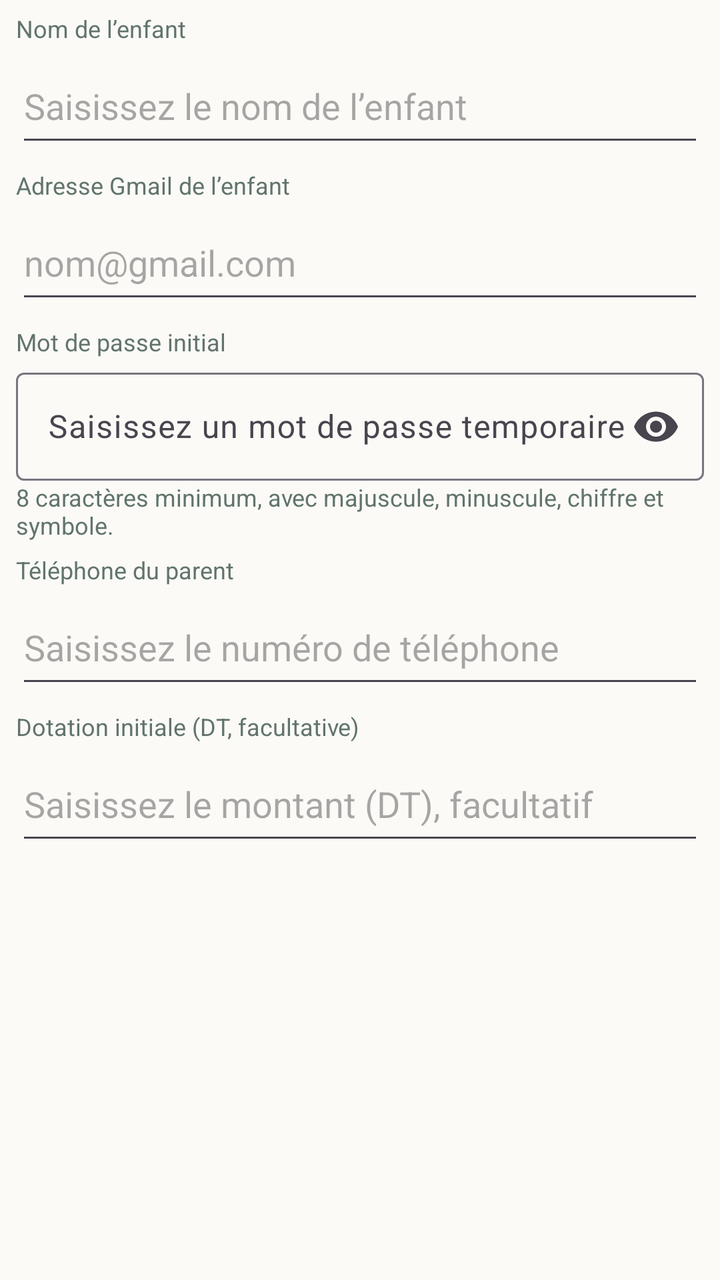
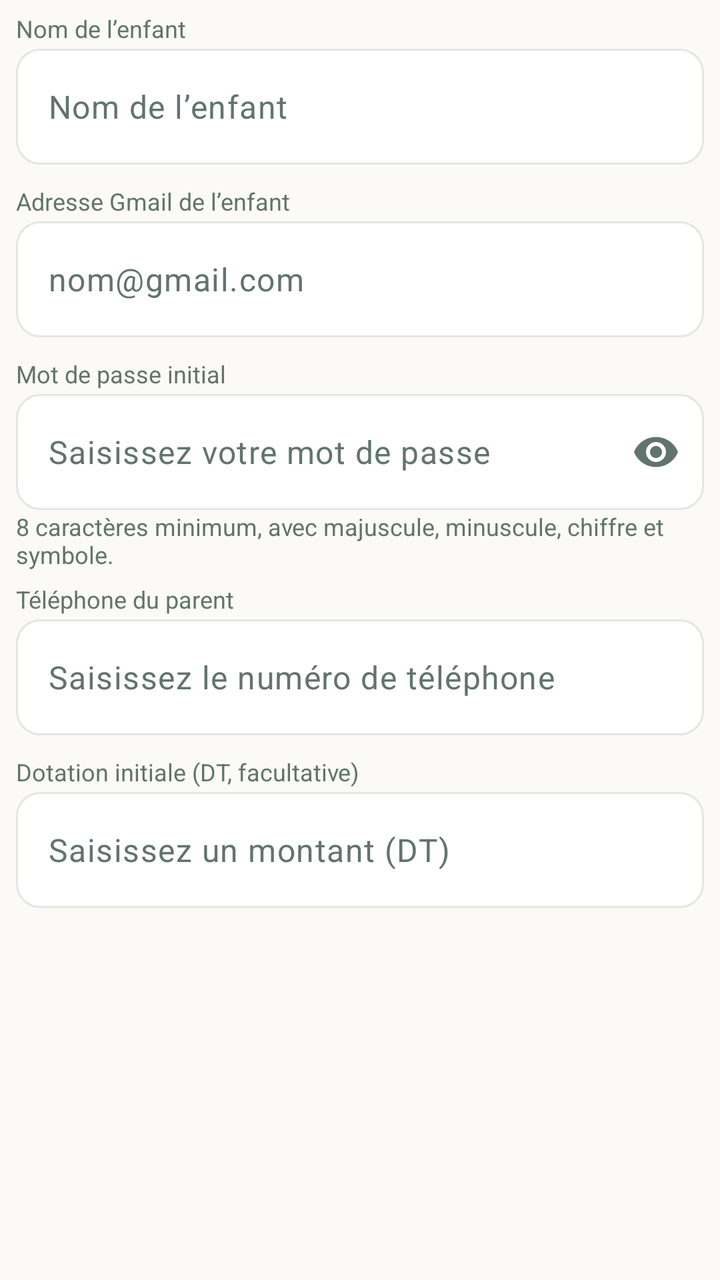

Screens rendered from an Android XML layout before and after an edit, with the pre-edit source and the edit as a unified diff.
<!-- AndroidManifest.xml: application theme Theme.Masrouf1 -->
<!-- res/layout/dialog_add_child.xml -->
<?xml version="1.0" encoding="utf-8"?>
<ScrollView xmlns:android="http://schemas.android.com/apk/res/android" android:layout_width="match_parent" android:layout_height="wrap_content" android:fillViewport="true">
<LinearLayout android:layout_width="match_parent" android:layout_height="wrap_content" android:orientation="vertical" android:paddingStart="8dp" android:paddingEnd="8dp">
    <TextView style="@style/FormFieldLabel" android:labelFor="@id/dialog_child_name" android:text="@string/child_name_hint" />
    <EditText android:id="@+id/dialog_child_name" android:layout_width="match_parent" android:layout_height="54dp" android:hint="@string/hint_child_name" android:inputType="textCapWords" android:singleLine="true" />
    <TextView style="@style/FormFieldLabel" android:labelFor="@id/dialog_child_email" android:text="@string/child_email" />
    <EditText android:id="@+id/dialog_child_email" android:layout_width="match_parent" android:layout_height="54dp" android:hint="@string/hint_child_email" android:inputType="textEmailAddress" android:singleLine="true" />
    <TextView style="@style/FormFieldLabel" android:labelFor="@id/dialog_child_password" android:text="@string/child_temporary_password" />
    <com.google.android.material.textfield.TextInputLayout android:layout_width="match_parent" android:layout_height="wrap_content" app:endIconMode="password_toggle" xmlns:app="http://schemas.android.com/apk/res-auto">
        <EditText android:id="@+id/dialog_child_password" android:layout_width="match_parent" android:layout_height="54dp" android:hint="@string/hint_temporary_password" android:inputType="textPassword" android:singleLine="true" />
    </com.google.android.material.textfield.TextInputLayout>
    <TextView android:layout_width="match_parent" android:layout_height="wrap_content" android:text="@string/password_rules" android:textColor="@color/muted_green" android:textSize="12sp" />
    <TextView style="@style/FormFieldLabel" android:labelFor="@id/dialog_child_phone" android:text="@string/parent_phone" />
    <EditText android:id="@+id/dialog_child_phone" android:layout_width="match_parent" android:layout_height="54dp" android:hint="@string/hint_phone" android:inputType="phone" android:singleLine="true" />
    <TextView style="@style/FormFieldLabel" android:labelFor="@id/dialog_child_allocation" android:text="@string/initial_allocation" />
    <EditText android:id="@+id/dialog_child_allocation" android:layout_width="match_parent" android:layout_height="54dp" android:hint="@string/hint_initial_allocation" android:inputType="numberDecimal" android:singleLine="true" />
    <TextView android:id="@+id/dialog_child_error" android:layout_width="match_parent" android:layout_height="wrap_content" android:textColor="@color/coral" />
</LinearLayout>
</ScrollView>
<!-- resources referenced by this layout -->
<resources>
  <string name="hint_child_email">nom@gmail.com</string>
  <string name="hint_child_name">Saisissez le nom de l’enfant</string>
  <string name="hint_initial_allocation">Saisissez le montant (DT), facultatif</string>
  <string name="hint_temporary_password">Saisissez un mot de passe temporaire</string>
  <style name="Base.Theme.Masrouf1" parent="Theme.Material3.DayNight.NoActionBar">
          <item name="colorPrimary">@color/forest</item>
          <item name="colorOnPrimary">@color/alabaster</item>
          <item name="colorSecondary">@color/emerald</item>
          <item name="colorOnSecondary">@color/alabaster</item>
          <item name="android:colorAccent">@color/emerald</item>
          <item name="android:windowLightStatusBar">true</item>
          <item name="android:statusBarColor">@color/cream</item>
          <item name="android:navigationBarColor">@color/cream</item>
          <item name="android:windowBackground">@color/cream</item>
      </style>
  <!-- unchanged entries left out for length: 15 -->
</resources>

<!-- the commit's change to res/layout/dialog_add_child.xml (unified diff, before → after) -->
@@ -2,18 +2,26 @@
 <ScrollView xmlns:android="http://schemas.android.com/apk/res/android" android:layout_width="match_parent" android:layout_height="wrap_content" android:fillViewport="true">
 <LinearLayout android:layout_width="match_parent" android:layout_height="wrap_content" android:orientation="vertical" android:paddingStart="8dp" android:paddingEnd="8dp">
     <TextView style="@style/FormFieldLabel" android:labelFor="@id/dialog_child_name" android:text="@string/child_name_hint" />
-    <EditText android:id="@+id/dialog_child_name" android:layout_width="match_parent" android:layout_height="54dp" android:hint="@string/hint_child_name" android:inputType="textCapWords" android:singleLine="true" />
+    <com.google.android.material.textfield.TextInputLayout android:layout_width="match_parent" android:layout_height="wrap_content" android:layout_marginBottom="4dp" xmlns:app="http://schemas.android.com/apk/res-auto">
+        <com.google.android.material.textfield.TextInputEditText android:id="@+id/dialog_child_name" android:layout_width="match_parent" android:layout_height="58dp" android:hint="@string/child_name_hint" android:inputType="text" android:singleLine="true" android:textColor="@color/ink" />
+    </com.google.android.material.textfield.TextInputLayout>
     <TextView style="@style/FormFieldLabel" android:labelFor="@id/dialog_child_email" android:text="@string/child_email" />
-    <EditText android:id="@+id/dialog_child_email" android:layout_width="match_parent" android:layout_height="54dp" android:hint="@string/hint_child_email" android:inputType="textEmailAddress" android:singleLine="true" />
+    <com.google.android.material.textfield.TextInputLayout android:layout_width="match_parent" android:layout_height="wrap_content" android:layout_marginBottom="4dp" xmlns:app="http://schemas.android.com/apk/res-auto">
+        <com.google.android.material.textfield.TextInputEditText android:id="@+id/dialog_child_email" android:layout_width="match_parent" android:layout_height="58dp" android:hint="@string/hint_email" android:inputType="textEmailAddress" android:singleLine="true" android:textColor="@color/ink" />
+    </com.google.android.material.textfield.TextInputLayout>
     <TextView style="@style/FormFieldLabel" android:labelFor="@id/dialog_child_password" android:text="@string/child_temporary_password" />
     <com.google.android.material.textfield.TextInputLayout android:layout_width="match_parent" android:layout_height="wrap_content" app:endIconMode="password_toggle" xmlns:app="http://schemas.android.com/apk/res-auto">
-        <EditText android:id="@+id/dialog_child_password" android:layout_width="match_parent" android:layout_height="54dp" android:hint="@string/hint_temporary_password" android:inputType="textPassword" android:singleLine="true" />
+        <com.google.android.material.textfield.TextInputEditText android:id="@+id/dialog_child_password" android:layout_width="match_parent" android:layout_height="58dp" android:hint="@string/hint_password" android:inputType="textPassword" android:singleLine="true" android:textColor="@color/ink" />
     </com.google.android.material.textfield.TextInputLayout>
     <TextView android:layout_width="match_parent" android:layout_height="wrap_content" android:text="@string/password_rules" android:textColor="@color/muted_green" android:textSize="12sp" />
     <TextView style="@style/FormFieldLabel" android:labelFor="@id/dialog_child_phone" android:text="@string/parent_phone" />
-    <EditText android:id="@+id/dialog_child_phone" android:layout_width="match_parent" android:layout_height="54dp" android:hint="@string/hint_phone" android:inputType="phone" android:singleLine="true" />
+    <com.google.android.material.textfield.TextInputLayout android:layout_width="match_parent" android:layout_height="wrap_content" android:layout_marginBottom="4dp" xmlns:app="http://schemas.android.com/apk/res-auto">
+        <com.google.android.material.textfield.TextInputEditText android:id="@+id/dialog_child_phone" android:layout_width="match_parent" android:layout_height="58dp" android:hint="@string/hint_phone" android:inputType="phone" android:singleLine="true" android:textColor="@color/ink" />
+    </com.google.android.material.textfield.TextInputLayout>
     <TextView style="@style/FormFieldLabel" android:labelFor="@id/dialog_child_allocation" android:text="@string/initial_allocation" />
-    <EditText android:id="@+id/dialog_child_allocation" android:layout_width="match_parent" android:layout_height="54dp" android:hint="@string/hint_initial_allocation" android:inputType="numberDecimal" android:singleLine="true" />
+    <com.google.android.material.textfield.TextInputLayout android:layout_width="match_parent" android:layout_height="wrap_content" android:layout_marginBottom="4dp" xmlns:app="http://schemas.android.com/apk/res-auto">
+        <com.google.android.material.textfield.TextInputEditText android:id="@+id/dialog_child_allocation" android:layout_width="match_parent" android:layout_height="58dp" android:hint="@string/hint_amount" android:inputType="numberDecimal" android:singleLine="true" android:textColor="@color/ink" />
+    </com.google.android.material.textfield.TextInputLayout>
     <TextView android:id="@+id/dialog_child_error" android:layout_width="match_parent" android:layout_height="wrap_content" android:textColor="@color/coral" />
 </LinearLayout>
 </ScrollView>
<!-- resource entries referenced after the edit -->
@@ -1,19 +1,124 @@
 <!-- resources referenced by this layout -->
 <resources>
-  <string name="hint_child_email">nom@gmail.com</string>
-  <string name="hint_child_name">Saisissez le nom de l’enfant</string>
-  <string name="hint_initial_allocation">Saisissez le montant (DT), facultatif</string>
-  <string name="hint_temporary_password">Saisissez un mot de passe temporaire</string>
+  <color name="ink">#112B28</color>
+  <string name="hint_amount">Saisissez un montant (DT)</string>
+  <string name="hint_email">nom@gmail.com</string>
+  <string name="hint_password">Saisissez votre mot de passe</string>
   <style name="Base.Theme.Masrouf1" parent="Theme.Material3.DayNight.NoActionBar">
+          
           <item name="colorPrimary">@color/forest</item>
           <item name="colorOnPrimary">@color/alabaster</item>
+          <item name="colorPrimaryContainer">@color/mint</item>
+          <item name="colorOnPrimaryContainer">@color/forest</item>
           <item name="colorSecondary">@color/emerald</item>
           <item name="colorOnSecondary">@color/alabaster</item>
+          <item name="colorSecondaryContainer">@color/mint_light</item>
+          <item name="colorOnSecondaryContainer">@color/forest</item>
+          <item name="colorTertiary">@color/mint_accent</item>
+          <item name="colorOnTertiary">@color/forest</item>
+          <item name="colorTertiaryContainer">@color/mint</item>
+          <item name="colorOnTertiaryContainer">@color/forest</item>
+  
+          
+          <item name="colorControlActivated">@color/emerald</item>
+          <item name="colorControlHighlight">@color/mint</item>
+          <item name="colorControlNormal">@color/muted_green</item>
+          <item name="colorAccent">@color/emerald</item>
           <item name="android:colorAccent">@color/emerald</item>
+          <item name="android:textColorHighlight">@color/mint</item>
+  
+          
+          <item name="colorSurface">@color/alabaster</item>
+          <item name="colorOnSurface">@color/forest</item>
+          <item name="colorSurfaceVariant">@color/cream</item>
+          <item name="colorOnSurfaceVariant">@color/muted_green</item>
+          <item name="colorSurfaceContainerLowest">@color/alabaster</item>
+          <item name="colorSurfaceContainerLow">@color/cream</item>
+          <item name="colorSurfaceContainer">@color/cream</item>
+          <item name="colorSurfaceContainerHigh">@color/mint</item>
+          <item name="colorSurfaceContainerHighest">@color/mint</item>
+          <item name="android:colorBackground">@color/cream</item>
+          <item name="colorOnBackground">@color/forest</item>
+  
+          
+          <item name="colorError">@color/coral</item>
+          <item name="colorOnError">@color/alabaster</item>
+  
+          
+          <item name="colorOutline">@color/card_border</item>
+          <item name="colorOutlineVariant">@color/card_border</item>
+  
+          
+          <item name="android:textColorPrimary">@color/forest</item>
+          <item name="android:textColorSecondary">@color/muted_green</item>
+          <item name="android:textColorHint">@color/muted_green</item>
+  
+          
           <item name="android:windowLightStatusBar">true</item>
           <item name="android:statusBarColor">@color/cream</item>
           <item name="android:navigationBarColor">@color/cream</item>
           <item name="android:windowBackground">@color/cream</item>
+  
+          
+          <item name="android:colorEdgeEffect">@color/mint_accent</item>
+  
+          
+          <item name="textInputStyle">@style/Widget.Masrouf.TextInputLayout</item>
+          <item name="chipStyle">@style/Widget.Masrouf.Chip</item>
+          <item name="materialButtonOutlinedStyle">@style/Widget.Masrouf.Button.Outlined</item>
+          <item name="materialAlertDialogTheme">@style/ThemeOverlay.Masrouf.AlertDialog</item>
+          
+          <item name="editTextStyle">@style/Widget.Masrouf.EditText</item>
+          
+          <item name="android:textColor">@color/ink</item>
+          
+          <item name="materialButtonStyle">@style/Widget.Masrouf.Button.Material</item>
+      </style>
+  <color name="mint">#D9EEDD</color>
+  <color name="mint_light">#D9EEDD</color>
+  <color name="mint_accent">#85B8A5</color>
+  <color name="card_border">#E2E7DF</color>
+  <style name="Widget.Masrouf.TextInputLayout" parent="Widget.Material3.TextInputLayout.OutlinedBox">
+          <item name="boxBackgroundColor">@color/alabaster</item>
+          <item name="boxStrokeColor">@color/text_input_stroke_color</item>
+          <item name="hintEnabled">false</item>
+          <item name="hintTextColor">@color/text_input_label_color</item>
+          <item name="android:textColorHint">@color/muted_green</item>
+          <item name="boxCornerRadiusTopStart">12dp</item>
+          <item name="boxCornerRadiusTopEnd">12dp</item>
+          <item name="boxCornerRadiusBottomStart">12dp</item>
+          <item name="boxCornerRadiusBottomEnd">12dp</item>
+      </style>
+  <style name="Widget.Masrouf.Chip" parent="Widget.Material3.Chip.Filter">
+          <item name="chipBackgroundColor">@color/chip_background_color</item>
+          <item name="chipStrokeColor">@color/chip_stroke_color</item>
+          <item name="chipStrokeWidth">1dp</item>
+          <item name="android:textColor">@color/forest</item>
+          <item name="checkedIconTint">@color/emerald</item>
+      </style>
+  <style name="Widget.Masrouf.Button.Outlined" parent="Widget.Material3.Button.OutlinedButton">
+          <item name="android:textColor">@color/forest</item>
+          <item name="strokeColor">@color/forest</item>
+          <item name="iconTint">@color/forest</item>
+      </style>
+  <style name="ThemeOverlay.Masrouf.AlertDialog" parent="ThemeOverlay.Material3.MaterialAlertDialog">
+          <item name="colorPrimary">@color/forest</item>
+          <item name="colorSecondary">@color/emerald</item>
+          <item name="colorSurface">@color/alabaster</item>
+          <item name="colorSurfaceContainerHigh">@color/alabaster</item>
+          <item name="buttonBarPositiveButtonStyle">@style/Widget.Masrouf.DialogButton</item>
+          <item name="buttonBarNegativeButtonStyle">@style/Widget.Masrouf.DialogButton</item>
+          <item name="buttonBarNeutralButtonStyle">@style/Widget.Masrouf.DialogButton</item>
+      </style>
+  <style name="Widget.Masrouf.EditText" parent="Widget.AppCompat.EditText">
+          <item name="android:textColor">@color/ink</item>
+          <item name="android:textColorHint">@color/muted_green</item>
+      </style>
+  <style name="Widget.Masrouf.Button.Material" parent="Widget.Material3.Button">
+          <item name="android:minHeight">48dp</item>
+      </style>
+  <style name="Widget.Masrouf.DialogButton" parent="Widget.Material3.Button.TextButton.Dialog">
+          <item name="android:textColor">@color/emerald</item>
       </style>
   <!-- unchanged entries left out for length: 15 -->
 </resources>
